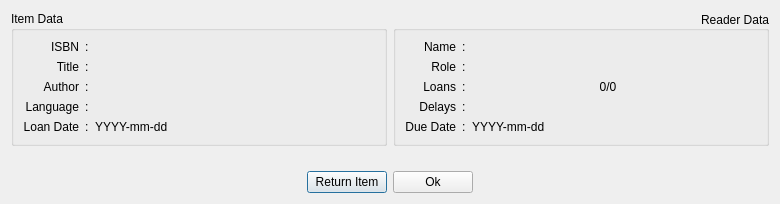
First picture: the form in src/Gui/mLoanInfo.ui, repository cagonza6/Buho, before the edit.
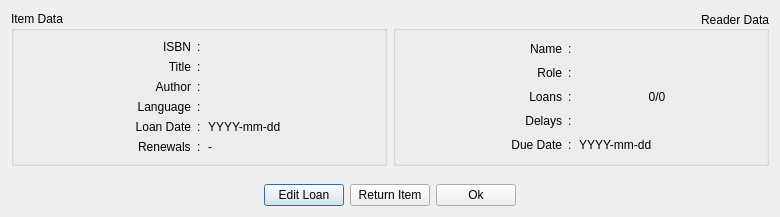
Second picture: the form after the edit. Icons and pictures are not drawn.

The edit to the form file:
```diff
--- a/src/Gui/mLoanInfo.ui
+++ b/src/Gui/mLoanInfo.ui
@@ -7,7 +7,7 @@
     <x>0</x>
     <y>0</y>
     <width>780</width>
-    <height>204</height>
+    <height>217</height>
    </rect>
   </property>
   <property name="minimumSize">
@@ -46,7 +46,7 @@
        <property name="title">
         <string>Item Data</string>
        </property>
-       <layout class="QGridLayout" name="gridLayout" columnstretch="0,0,0,1">
+       <layout class="QGridLayout" name="gridLayout" columnstretch="0,0,0,0">
         <item row="3" column="0">
          <widget class="QLabel" name="Label_author">
           <property name="text">
@@ -74,33 +74,41 @@
           </property>
          </widget>
         </item>
-        <item row="2" column="0">
-         <widget class="QLabel" name="label_title">
+        <item row="3" column="3">
+         <widget class="QLabel" name="label_field_author">
           <property name="text">
-           <string>Title</string>
+           <string/>
           </property>
-          <property name="alignment">
-           <set>Qt::AlignRight|Qt::AlignTrailing|Qt::AlignVCenter</set>
+         </widget>
+        </item>
+        <item row="5" column="1">
+         <widget class="QLabel" name="colon10">
+          <property name="text">
+           <string>:</string>
           </property>
          </widget>
         </item>
-        <item row="4" column="0">
-         <widget class="QLabel" name="label_itemLanglabel">
+        <item row="4" column="1">
+         <widget class="QLabel" name="colon9">
           <property name="text">
-           <string>Language</string>
+           <string>:</string>
           </property>
+         </widget>
+        </item>
+        <item row="5" column="0">
+         <widget class="QLabel" name="header_loanDate">
+          <property name="text">
+           <string>Loan Date</string>
+          </property>
           <property name="alignment">
            <set>Qt::AlignRight|Qt::AlignTrailing|Qt::AlignVCenter</set>
           </property>
          </widget>
         </item>
-        <item row="5" column="3">
-         <widget class="QLabel" name="label_loanDate">
-          <property name="toolTip">
-           <string notr="true">yyyy-mm-dd</string>
-          </property>
+        <item row="4" column="3">
+         <widget class="QLabel" name="label_field_lang">
           <property name="text">
-           <string>YYYY-mm-dd</string>
+           <string/>
           </property>
          </widget>
         </item>
@@ -138,41 +146,54 @@
           </property>
          </widget>
         </item>
-        <item row="5" column="1">
-         <widget class="QLabel" name="colon10">
+        <item row="2" column="0">
+         <widget class="QLabel" name="label_title">
           <property name="text">
-           <string>:</string>
+           <string>Title</string>
           </property>
+          <property name="alignment">
+           <set>Qt::AlignRight|Qt::AlignTrailing|Qt::AlignVCenter</set>
+          </property>
          </widget>
         </item>
-        <item row="4" column="1">
-         <widget class="QLabel" name="colon9">
+        <item row="4" column="0">
+         <widget class="QLabel" name="label_itemLanglabel">
           <property name="text">
-           <string>:</string>
+           <string>Language</string>
           </property>
+          <property name="alignment">
+           <set>Qt::AlignRight|Qt::AlignTrailing|Qt::AlignVCenter</set>
+          </property>
          </widget>
         </item>
-        <item row="5" column="0">
-         <widget class="QLabel" name="header_loanDate">
+        <item row="5" column="3">
+         <widget class="QLabel" name="label_loanDate">
+          <property name="toolTip">
+           <string notr="true">yyyy-mm-dd</string>
+          </property>
           <property name="text">
-           <string>Loan Date</string>
+           <string>YYYY-mm-dd</string>
           </property>
-          <property name="alignment">
-           <set>Qt::AlignRight|Qt::AlignTrailing|Qt::AlignVCenter</set>
+         </widget>
+        </item>
+        <item row="6" column="0" alignment="Qt::AlignRight">
+         <widget class="QLabel" name="label_renewals">
+          <property name="text">
+           <string>Renewals</string>
           </property>
          </widget>
         </item>
-        <item row="4" column="3">
-         <widget class="QLabel" name="label_field_lang">
+        <item row="6" column="3">
+         <widget class="QLabel" name="field_renewals">
           <property name="text">
-           <string/>
+           <string>-</string>
           </property>
          </widget>
         </item>
-        <item row="3" column="3">
-         <widget class="QLabel" name="label_field_author">
+        <item row="6" column="1">
+         <widget class="QLabel" name="colon10_2">
           <property name="text">
-           <string/>
+           <string>:</string>
           </property>
          </widget>
         </item>
@@ -187,7 +208,60 @@
        <property name="alignment">
         <set>Qt::AlignRight|Qt::AlignTrailing|Qt::AlignVCenter</set>
        </property>
-       <layout class="QGridLayout" name="gridLayout_4" rowstretch="0,0,0,0,0,0" columnstretch="0,0,1,0">
+       <layout class="QGridLayout" name="gridLayout_4" rowstretch="0,0,0,0,0,0" columnstretch="0,0,0,0">
+        <item row="3" column="0">
+         <widget class="QLabel" name="label_loans">
+          <property name="text">
+           <string>Loans</string>
+          </property>
+          <property name="alignment">
+           <set>Qt::AlignRight|Qt::AlignTrailing|Qt::AlignVCenter</set>
+          </property>
+         </widget>
+        </item>
+        <item row="4" column="1">
+         <widget class="QLabel" name="colon7">
+          <property name="text">
+           <string>:</string>
+          </property>
+         </widget>
+        </item>
+        <item row="4" column="0">
+         <widget class="QLabel" name="label_delays">
+          <property name="text">
+           <string>Delays</string>
+          </property>
+          <property name="alignment">
+           <set>Qt::AlignRight|Qt::AlignTrailing|Qt::AlignVCenter</set>
+          </property>
+         </widget>
+        </item>
+        <item row="1" column="0">
+         <widget class="QLabel" name="label_name">
+          <property name="text">
+           <string>Name</string>
+          </property>
+          <property name="alignment">
+           <set>Qt::AlignRight|Qt::AlignTrailing|Qt::AlignVCenter</set>
+          </property>
+         </widget>
+        </item>
+        <item row="4" column="3">
+         <widget class="QLabel" name="check_delay">
+          <property name="maximumSize">
+           <size>
+            <width>16</width>
+            <height>16777215</height>
+           </size>
+          </property>
+          <property name="text">
+           <string/>
+          </property>
+          <property name="pixmap">
+           <pixmap resource="myicons.qrc">:/status/resources/pixmap/icons/status/status-no.png</pixmap>
+          </property>
+         </widget>
+        </item>
         <item row="1" column="2">
          <widget class="QLabel" name="label_field_name">
           <property name="text">
@@ -228,16 +302,6 @@
           </property>
          </widget>
         </item>
-        <item row="5" column="2">
-         <widget class="QLabel" name="label_dueDate">
-          <property name="toolTip">
-           <string notr="true">yyyy-mm-dd</string>
-          </property>
-          <property name="text">
-           <string>YYYY-mm-dd</string>
-          </property>
-         </widget>
-        </item>
         <item row="2" column="2">
          <widget class="QLabel" name="label_reader_role">
           <property name="text">
@@ -269,53 +333,6 @@
           </property>
          </widget>
         </item>
-        <item row="3" column="0">
-         <widget class="QLabel" name="label_loans">
-          <property name="text">
-           <string>Loans</string>
-          </property>
-          <property name="alignment">
-           <set>Qt::AlignRight|Qt::AlignTrailing|Qt::AlignVCenter</set>
-          </property>
-         </widget>
-        </item>
-        <item row="4" column="1">
-         <widget class="QLabel" name="colon7">
-          <property name="text">
-           <string>:</string>
-          </property>
-         </widget>
-        </item>
-        <item row="4" column="0">
-         <widget class="QLabel" name="label_delays">
-          <property name="text">
-           <string>Delays</string>
-          </property>
-          <property name="alignment">
-           <set>Qt::AlignRight|Qt::AlignTrailing|Qt::AlignVCenter</set>
-          </property>
-         </widget>
-        </item>
-        <item row="5" column="0">
-         <widget class="QLabel" name="header_dueDatelabel">
-          <property name="text">
-           <string>Due Date</string>
-          </property>
-          <property name="alignment">
-           <set>Qt::AlignRight|Qt::AlignTrailing|Qt::AlignVCenter</set>
-          </property>
-         </widget>
-        </item>
-        <item row="1" column="0">
-         <widget class="QLabel" name="label_name">
-          <property name="text">
-           <string>Name</string>
-          </property>
-          <property name="alignment">
-           <set>Qt::AlignRight|Qt::AlignTrailing|Qt::AlignVCenter</set>
-          </property>
-         </widget>
-        </item>
         <item row="5" column="3">
          <widget class="QLabel" name="check_dued">
           <property name="maximumSize">
@@ -345,19 +362,23 @@
           </property>
          </widget>
         </item>
-        <item row="4" column="3">
-         <widget class="QLabel" name="check_delay">
-          <property name="maximumSize">
-           <size>
-            <width>16</width>
-            <height>16777215</height>
-           </size>
+        <item row="5" column="2">
+         <widget class="QLabel" name="label_dueDate">
+          <property name="toolTip">
+           <string notr="true">yyyy-mm-dd</string>
           </property>
           <property name="text">
-           <string/>
+           <string>YYYY-mm-dd</string>
           </property>
-          <property name="pixmap">
-           <pixmap resource="myicons.qrc">:/status/resources/pixmap/icons/status/status-no.png</pixmap>
+         </widget>
+        </item>
+        <item row="5" column="0">
+         <widget class="QLabel" name="header_dueDatelabel">
+          <property name="text">
+           <string>Due Date</string>
+          </property>
+          <property name="alignment">
+           <set>Qt::AlignRight|Qt::AlignTrailing|Qt::AlignVCenter</set>
           </property>
          </widget>
         </item>
@@ -382,7 +403,14 @@
       </spacer>
      </item>
      <item>
-      <widget class="QPushButton" name="pushButton_2">
+      <widget class="QPushButton" name="btnEdit">
+       <property name="text">
+        <string>Edit Loan</string>
+       </property>
+      </widget>
+     </item>
+     <item>
+      <widget class="QPushButton" name="btnReturn">
        <property name="text">
         <string>Return Item</string>
        </property>
```
